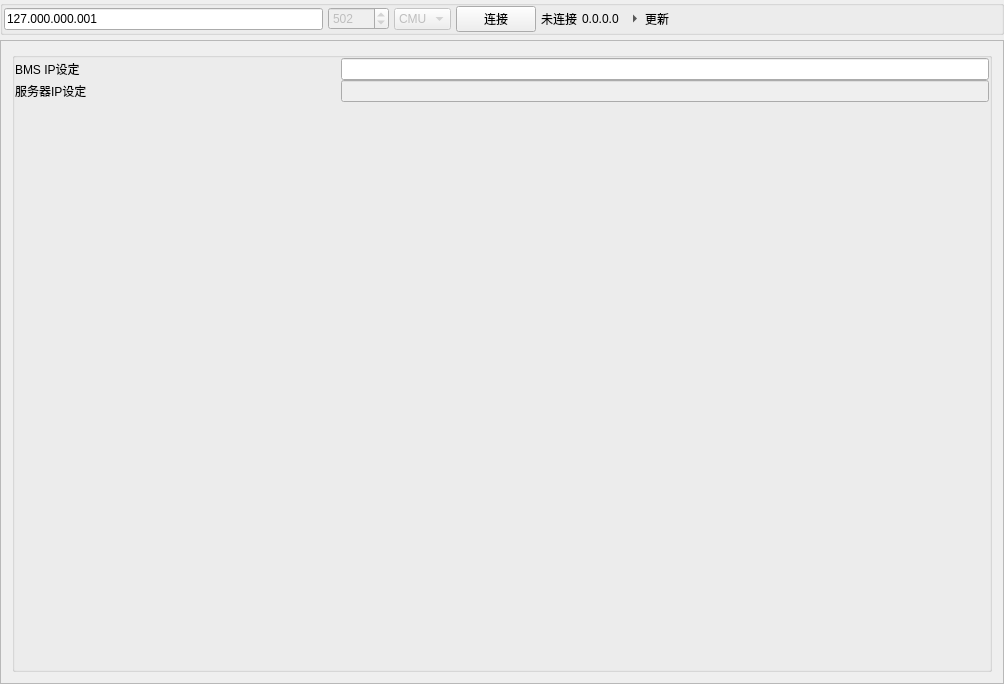
This is views/bms_datalog/bms_datalog.ui in Shogpe/bmsTool as Qt 5 draws it before an edit. The edited form follows.
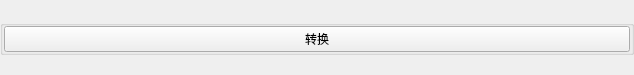
This is the edited form.

Diff of the .ui file:
```diff
--- a/views/bms_datalog/bms_datalog.ui
+++ b/views/bms_datalog/bms_datalog.ui
@@ -9,8 +9,8 @@
    <rect>
     <x>0</x>
     <y>0</y>
-    <width>1004</width>
-    <height>684</height>
+    <width>634</width>
+    <height>75</height>
    </rect>
   </property>
   <property name="sizePolicy">
@@ -19,12 +19,6 @@
     <verstretch>0</verstretch>
    </sizepolicy>
   </property>
-  <property name="minimumSize">
-   <size>
-    <width>200</width>
-    <height>450</height>
-   </size>
-  </property>
   <property name="focusPolicy">
    <enum>Qt::ClickFocus</enum>
   </property>
@@ -84,240 +78,18 @@
        <number>0</number>
       </property>
       <item>
-       <widget class="QLineEdit" name="lineStaIP">
-        <property name="toolTip">
-         <string>输入IP地址</string>
-        </property>
-        <property name="inputMask">
-         <string>000.000.000.000</string>
-        </property>
-        <property name="text">
-         <string>127.000.000.001</string>
-        </property>
-        <property name="maxLength">
-         <number>15</number>
-        </property>
-       </widget>
-      </item>
-      <item>
-       <widget class="QSpinBox" name="spinBoxPort">
-        <property name="enabled">
-         <bool>false</bool>
-        </property>
-        <property name="maximum">
-         <number>65535</number>
-        </property>
-        <property name="value">
-         <number>502</number>
-        </property>
-       </widget>
-      </item>
-      <item>
-       <widget class="QComboBox" name="cbProtocol">
-        <property name="enabled">
-         <bool>false</bool>
-        </property>
-        <item>
-         <property name="text">
-          <string>CMU</string>
-         </property>
-        </item>
-        <item>
-         <property name="text">
-          <string>BMS</string>
-         </property>
-        </item>
-       </widget>
-      </item>
-      <item>
-       <widget class="QPushButton" name="tbtnConnect">
+       <widget class="QPushButton" name="btnConvert">
         <property name="cursor">
          <cursorShape>PointingHandCursor</cursorShape>
         </property>
         <property name="text">
-         <string>连接</string>
+         <string>转换</string>
         </property>
        </widget>
       </item>
-      <item>
-       <widget class="QLabel" name="labelStatus">
-        <property name="sizePolicy">
-         <sizepolicy hsizetype="Preferred" vsizetype="Fixed">
-          <horstretch>0</horstretch>
-          <verstretch>0</verstretch>
-         </sizepolicy>
-        </property>
-        <property name="font">
-         <font>
-          <family>Arial</family>
-          <weight>50</weight>
-          <italic>false</italic>
-          <bold>false</bold>
-         </font>
-        </property>
-        <property name="frameShape">
-         <enum>QFrame::NoFrame</enum>
-        </property>
-        <property name="text">
-         <string>未连接</string>
-        </property>
-        <property name="textFormat">
-         <enum>Qt::PlainText</enum>
-        </property>
-        <property name="scaledContents">
-         <bool>false</bool>
-        </property>
-       </widget>
-      </item>
-      <item>
-       <widget class="QLabel" name="labelVer">
-        <property name="text">
-         <string>0.0.0.0</string>
-        </property>
-       </widget>
-      </item>
-      <item>
-       <widget class="QToolButton" name="tbtnUpdate">
-        <property name="text">
-         <string>更新</string>
-        </property>
-        <property name="popupMode">
-         <enum>QToolButton::InstantPopup</enum>
-        </property>
-        <property name="toolButtonStyle">
-         <enum>Qt::ToolButtonTextBesideIcon</enum>
-        </property>
-        <property name="autoRaise">
-         <bool>true</bool>
-        </property>
-        <property name="arrowType">
-         <enum>Qt::RightArrow</enum>
-        </property>
-       </widget>
-      </item>
-      <item>
-       <spacer name="horizontalSpacer_2">
-        <property name="orientation">
-         <enum>Qt::Horizontal</enum>
-        </property>
-        <property name="sizeHint" stdset="0">
-         <size>
-          <width>291</width>
-          <height>20</height>
-         </size>
-        </property>
-       </spacer>
-      </item>
      </layout>
     </widget>
    </item>
-   <item>
-    <widget class="QSplitter" name="splitter_2">
-     <property name="orientation">
-      <enum>Qt::Horizontal</enum>
-     </property>
-     <widget class="QScrollArea" name="scrollArea">
-      <property name="widgetResizable">
-       <bool>true</bool>
-      </property>
-      <widget class="QWidget" name="sWidget">
-       <property name="geometry">
-        <rect>
-         <x>0</x>
-         <y>0</y>
-         <width>1002</width>
-         <height>652</height>
-        </rect>
-       </property>
-       <layout class="QVBoxLayout" name="verticalLayout_2">
-        <item>
-         <widget class="QGroupBox" name="tabSet">
-          <property name="title">
-           <string/>
-          </property>
-          <property name="flat">
-           <bool>true</bool>
-          </property>
-          <property name="checkable">
-           <bool>false</bool>
-          </property>
-          <layout class="QGridLayout" name="gridLayout">
-           <property name="leftMargin">
-            <number>0</number>
-           </property>
-           <property name="topMargin">
-            <number>0</number>
-           </property>
-           <property name="rightMargin">
-            <number>0</number>
-           </property>
-           <property name="bottomMargin">
-            <number>5</number>
-           </property>
-           <property name="horizontalSpacing">
-            <number>5</number>
-           </property>
-           <property name="verticalSpacing">
-            <number>0</number>
-           </property>
-           <item row="1" column="0">
-            <widget class="QLabel" name="labelTftpIP">
-             <property name="text">
-              <string>服务器IP设定</string>
-             </property>
-            </widget>
-           </item>
-           <item row="1" column="1" colspan="2">
-            <widget class="QLineEdit" name="lineTftpIP">
-             <property name="enabled">
-              <bool>false</bool>
-             </property>
-             <property name="focusPolicy">
-              <enum>Qt::StrongFocus</enum>
-             </property>
-             <property name="maxLength">
-              <number>15</number>
-             </property>
-            </widget>
-           </item>
-           <item row="0" column="0">
-            <widget class="QLabel" name="labelBmsIP">
-             <property name="text">
-              <string>BMS IP设定</string>
-             </property>
-            </widget>
-           </item>
-           <item row="0" column="1" colspan="2">
-            <widget class="QLineEdit" name="lineBmsIP">
-             <property name="focusPolicy">
-              <enum>Qt::StrongFocus</enum>
-             </property>
-             <property name="maxLength">
-              <number>15</number>
-             </property>
-            </widget>
-           </item>
-           <item row="2" column="0">
-            <spacer name="verticalSpacer">
-             <property name="orientation">
-              <enum>Qt::Vertical</enum>
-             </property>
-             <property name="sizeHint" stdset="0">
-              <size>
-               <width>20</width>
-               <height>40</height>
-              </size>
-             </property>
-            </spacer>
-           </item>
-          </layout>
-         </widget>
-        </item>
-       </layout>
-      </widget>
-     </widget>
-    </widget>
-   </item>
   </layout>
  </widget>
  <layoutdefault spacing="6" margin="11"/>
```
